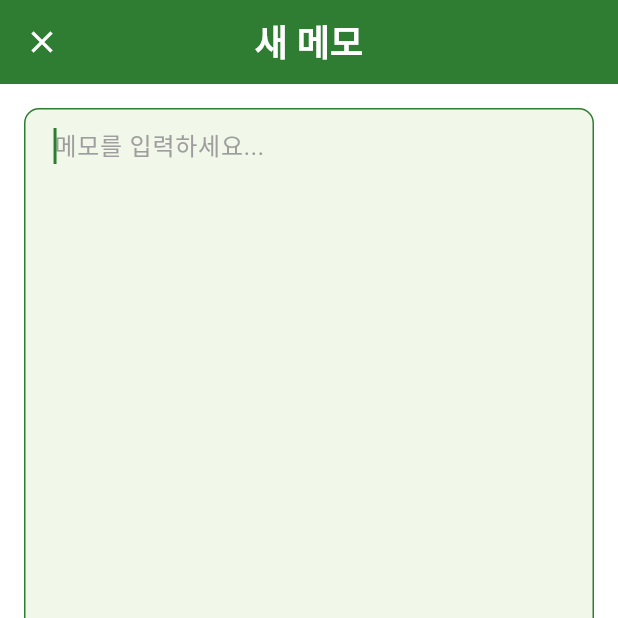
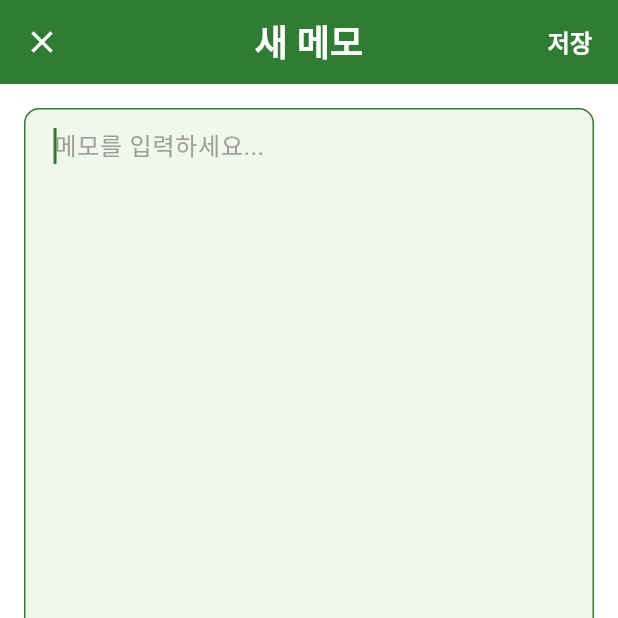
Before and after one commit to sooj36/Classify, a Flutter app: the SendMemoToAiScreen screen opened by its route, on a phone screen of 412 x 824 dp, the top half of it. Run offline on Flutter 3.47's test engine with Material 3 defaults, Android fonts, the phone set to English and light mode, and no system bars; our stand-ins replace cloud_firestore, cloud_functions, firebase_auth, firebase_core, go_router, google_fonts and 5 more; accounts and stored records are empty.

Commit message:
fix: updated color of save Button in SendMemoToAiScreen

```diff
--- a/lib/ui/send_memo_to_ai/widgets/send_memo_to_ai_screen.dart
+++ b/lib/ui/send_memo_to_ai/widgets/send_memo_to_ai_screen.dart
@@ -1,5 +1,6 @@
 import 'package:flutter/material.dart';
 import 'package:weathercloset/ui/send_memo_to_ai/view_models/send_memo_to_ai_viewmodel.dart';
+import 'package:weathercloset/utils/top_level_setting.dart';
 
 class SendMemoToAiScreen extends StatefulWidget {
   final SendMemoToAiViewModel _sendMemoToAiViewModel;
@@ -81,6 +82,7 @@ class _SendMemoToAiScreenState extends State<SendMemoToAiScreen> {
               style: TextStyle(
                 fontSize: 16,
                 fontWeight: FontWeight.bold,
+                color: AppTheme.backgroundColor,
               ),
             ),
           ),
```
